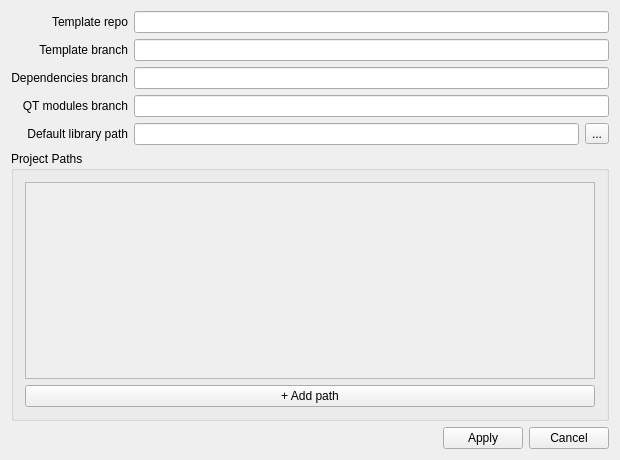
First picture: the form in core/ui/SettingsDialog.ui, repository KROIA/CmakeLibCreator, before the edit.
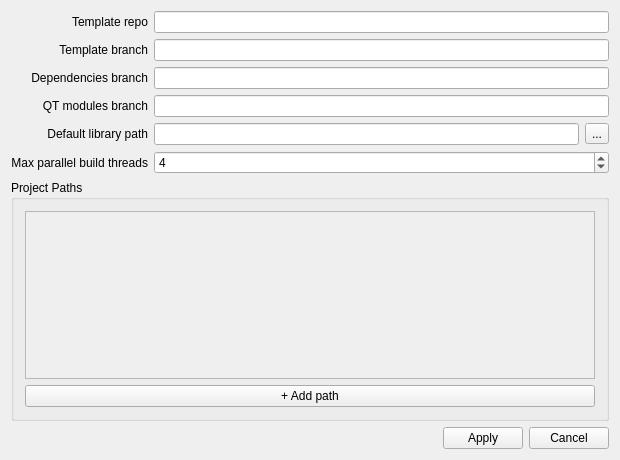
Second picture: the form after the edit.

Commit message: + Repositories tab: per-repo cards, parallel builds, group operations

```diff
--- a/core/ui/SettingsDialog.ui
+++ b/core/ui/SettingsDialog.ui
@@ -111,6 +111,29 @@
         </item>
        </layout>
       </item>
+      <item row="5" column="0">
+       <widget class="QLabel" name="label_6">
+        <property name="text">
+         <string>Max parallel build threads</string>
+        </property>
+        <property name="alignment">
+         <set>Qt::AlignRight|Qt::AlignTrailing|Qt::AlignVCenter</set>
+        </property>
+       </widget>
+      </item>
+      <item row="5" column="1">
+       <widget class="QSpinBox" name="maxBuildThreads_spinBox">
+        <property name="minimum">
+         <number>1</number>
+        </property>
+        <property name="maximum">
+         <number>64</number>
+        </property>
+        <property name="value">
+         <number>4</number>
+        </property>
+       </widget>
+      </item>
      </layout>
     </widget>
    </item>
```
The commit also changes 33 other files.
